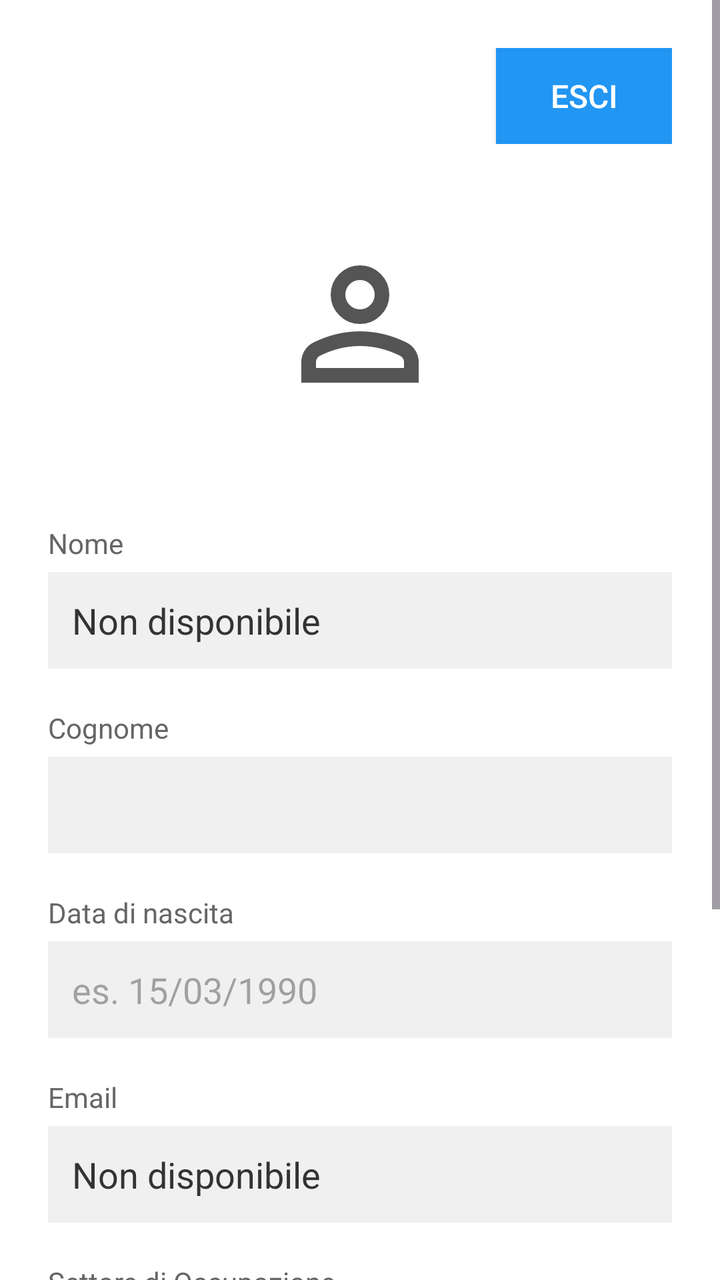
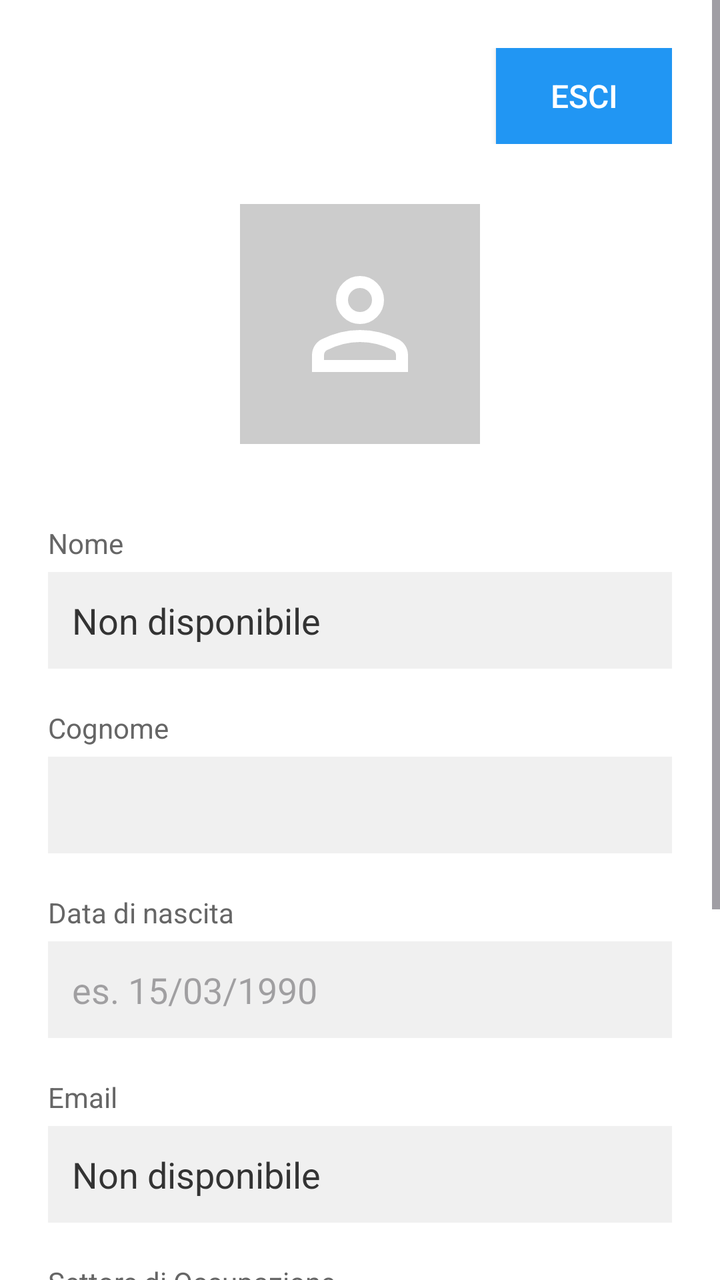

An Android layout rendered at two revisions. The XML below is the earlier revision; the diff shows what the commit changed to produce the second picture.
<!-- AndroidManifest.xml: application theme Theme.CoreTeamProject -->
<!-- res/layout/fragment_profile.xml -->
<?xml version="1.0" encoding="utf-8"?>
<ScrollView xmlns:android="http://schemas.android.com/apk/res/android"
    android:layout_width="match_parent"
    android:layout_height="match_parent"
    android:fillViewport="true">

    <LinearLayout
        android:layout_width="match_parent"
        android:layout_height="wrap_content"
        android:orientation="vertical"
        android:padding="24dp">

        
        <RelativeLayout
            android:layout_width="match_parent"
            android:layout_height="wrap_content"
            android:layout_marginBottom="30dp">

            <Button
                android:id="@+id/btn_logout"
                android:layout_width="wrap_content"
                android:layout_height="wrap_content"
                android:layout_alignParentEnd="true"
                android:text="Esci"
                android:textColor="#FFFFFF"
                android:background="#2196F3"
                android:textSize="16sp"
                android:radius="16dp" />

        </RelativeLayout>

        
        <LinearLayout
            android:layout_width="match_parent"
            android:layout_height="wrap_content"
            android:gravity="center"
            android:layout_marginBottom="40dp">

            <ImageView
                android:id="@+id/img_profile"
                android:layout_width="120dp"
                android:layout_height="120dp"
                android:background="@android:color/white"
                android:src="@drawable/ic_person"
                android:padding="16dp"
                android:tint="#555555"
                android:scaleType="fitCenter" />

        </LinearLayout>

        
        <TextView
            android:text="Nome"
            android:textSize="14sp"
            android:textColor="#666666"
            android:layout_marginBottom="5dp"
            android:layout_width="wrap_content"
            android:layout_height="wrap_content" />

        <TextView
            android:id="@+id/text_name"
            android:text="Non disponibile"
            android:textSize="18sp"
            android:textColor="#333333"
            android:padding="12dp"
            android:background="#F0F0F0"
            android:layout_marginBottom="20dp"
            android:layout_width="match_parent"
            android:layout_height="wrap_content" />

        
        <TextView
            android:text="Cognome"
            android:textSize="14sp"
            android:textColor="#666666"
            android:layout_marginBottom="5dp"
            android:layout_width="wrap_content"
            android:layout_height="wrap_content" />

        <EditText
            android:id="@+id/edit_cognome"
            android:textSize="18sp"
            android:textColor="#333333"
            android:padding="12dp"
            android:background="#F0F0F0"
            android:layout_marginBottom="20dp"
            android:enabled="false"
            android:layout_width="match_parent"
            android:layout_height="wrap_content" />

        <TextView
            android:text="Data di nascita"
            android:textSize="14sp"
            android:textColor="#666666"
            android:layout_marginBottom="5dp"
            android:layout_width="wrap_content"
            android:layout_height="wrap_content" />

        <EditText
            android:id="@+id/edit_data_nascita"
            android:hint="es. 15/03/1990"
            android:textSize="18sp"
            android:textColor="#333333"
            android:padding="12dp"
            android:background="#F0F0F0"
            android:layout_marginBottom="20dp"
            android:enabled="false"
            android:layout_width="match_parent"
            android:layout_height="wrap_content" />

        
        <TextView
            android:text="Email"
            android:textSize="14sp"
            android:textColor="#666666"
            android:layout_marginBottom="5dp"
            android:layout_width="wrap_content"
            android:layout_height="wrap_content" />

        <TextView
            android:id="@+id/text_email"
            android:text="Non disponibile"
            android:textSize="18sp"
            android:textColor="#333333"
            android:padding="12dp"
            android:background="#F0F0F0"
            android:layout_marginBottom="20dp"
            android:layout_width="match_parent"
            android:layout_height="wrap_content" />

        
        <TextView
            android:text="Settore di Occupazione"
            android:textSize="14sp"
            android:textColor="#666666"
            android:layout_marginBottom="5dp"
            android:layout_width="wrap_content"
            android:layout_height="wrap_content" />

        <Spinner
            android:id="@+id/spinner_settore"
            android:layout_width="match_parent"
            android:layout_height="wrap_content"
            android:padding="12dp"
            android:background="#F0F0F0"
            android:layout_marginBottom="20dp"
            android:enabled="false" />

        
        <TextView
            android:text="Password"
            android:textSize="14sp"
            android:textColor="#666666"
            android:layout_marginBottom="5dp"
            android:layout_width="wrap_content"
            android:layout_height="wrap_content" />

        <EditText
            android:id="@+id/edit_password"
            android:hint="••••••••"
            android:textSize="18sp"
            android:textColor="#333333"
            android:padding="12dp"
            android:background="#F0F0F0"
            android:layout_marginBottom="40dp"
            android:inputType="textPassword"
            android:enabled="false"
            android:layout_width="match_parent"
            android:layout_height="wrap_content" />

        
        <Button
            android:id="@+id/btn_modifica"
            android:text="Modifica Profilo"
            android:textSize="18sp"
            android:textColor="#FFFFFF"
            android:background="#2196F3"
            android:layout_marginBottom="15dp"
            android:layout_width="match_parent"
            android:layout_height="50dp" />

        <Button
            android:id="@+id/btn_salva"
            android:text="Salva"
            android:textSize="18sp"
            android:textColor="#FFFFFF"
            android:background="#4CAF50"
            android:visibility="gone"
            android:layout_width="match_parent"
            android:layout_height="50dp" />

    </LinearLayout>

</ScrollView>
<!-- resources referenced by this layout -->
<resources>
  <!-- drawable ic_person (drawable) -->
  <vector xmlns:android="http://schemas.android.com/apk/res/android"
      android:width="24dp"
      android:height="24dp"
      android:viewportWidth="960"
      android:viewportHeight="960">
    <path
        android:pathData="M480,480q-66,0 -113,-47t-47,-113q0,-66 47,-113t113,-47q66,0 113,47t47,113q0,66 -47,113t-113,47ZM160,800v-112q0,-34 17.5,-62.5T224,582q62,-31 126,-46.5T480,520q66,0 130,15.5T736,582q29,15 46.5,43.5T800,688v112L160,800ZM240,720h480v-32q0,-11 -5.5,-20T700,654q-54,-27 -109,-40.5T480,600q-56,0 -111,13.5T260,654q-9,5 -14.5,14t-5.5,20v32ZM480,400q33,0 56.5,-23.5T560,320q0,-33 -23.5,-56.5T480,240q-33,0 -56.5,23.5T400,320q0,33 23.5,56.5T480,400ZM480,320ZM480,720Z"
        android:fillColor="#1f1f1f"/>
  </vector>
  <style name="Theme.CoreTeamProject" parent="Base.Theme.CoreTeamProject" />
  <style name="Base.Theme.CoreTeamProject" parent="Theme.Material3.DayNight.NoActionBar">
          
          <item name="colorPrimary">@color/purple_500</item>
          <item name="colorPrimaryVariant">@color/purple_500</item>
          <item name="colorOnPrimary">@color/white</item>
  
          
          <item name="android:windowBackground">@color/white</item>
          <item name="colorSurface">@color/white</item>
          <item name="colorOnSurface">@color/black</item>
  
          
          <item name="android:textColor">@color/black</item>
          <item name="android:textColorPrimary">@color/black</item>
  
          
          <item name="colorPrimaryContainer">@color/purple_500</item>
          <item name="colorOnPrimaryContainer">@color/white</item>
      </style>
  <color name="purple_500">#6200EE</color>
  <color name="white">#FFFFFFFF</color>
  <color name="black">#FF000000</color>
</resources>

<!-- the commit's change to res/layout/fragment_profile.xml (unified diff, before → after) -->
@@ -1,5 +1,6 @@
 <?xml version="1.0" encoding="utf-8"?>
 <ScrollView xmlns:android="http://schemas.android.com/apk/res/android"
+    xmlns:app="http://schemas.android.com/apk/res-auto"
     android:layout_width="match_parent"
     android:layout_height="match_parent"
     android:fillViewport="true">
@@ -40,11 +41,11 @@
                 android:id="@+id/img_profile"
                 android:layout_width="120dp"
                 android:layout_height="120dp"
-                android:background="@android:color/white"
+                android:background="#CCCCCC"
                 android:src="@drawable/ic_person"
-                android:padding="16dp"
-                android:tint="#555555"
-                android:scaleType="fitCenter" />
+                android:padding="24dp"
+                android:scaleType="fitCenter"
+                app:tint="#FFFFFF" />
 
         </LinearLayout>
 
